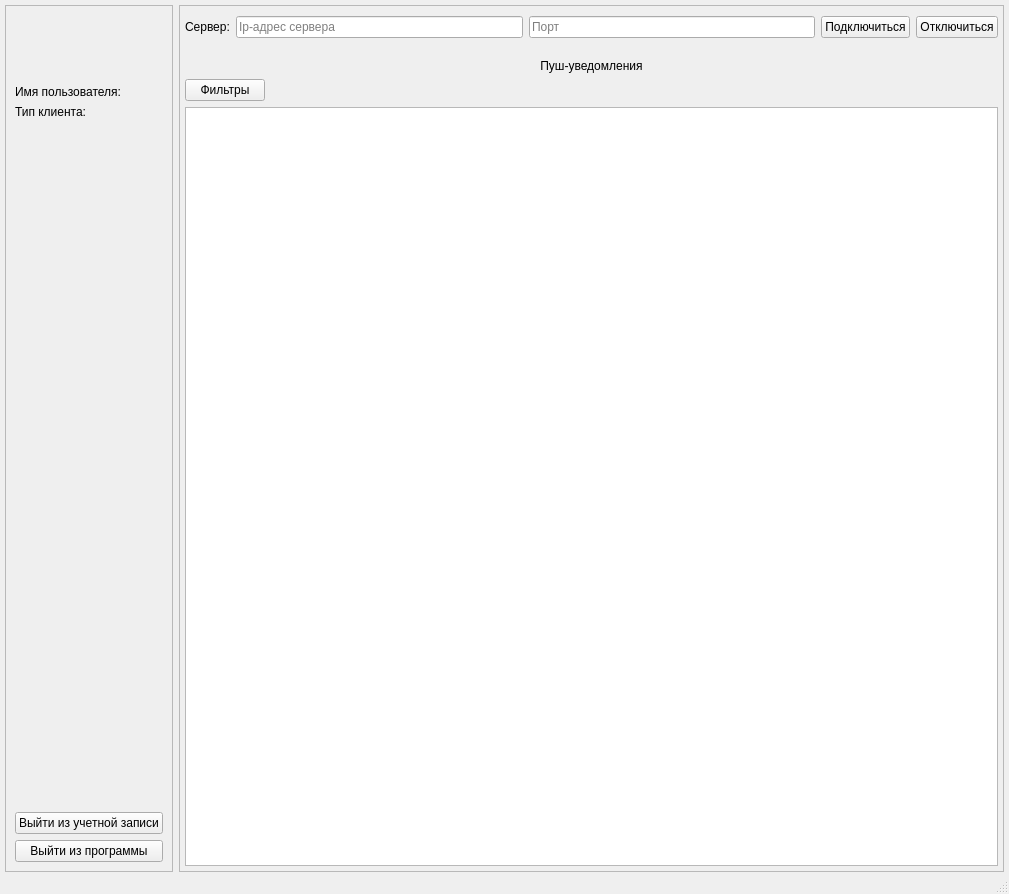
Old version of the form client_gui/ui/mainwindow.ui in the repository Kontactor/Push-Service.
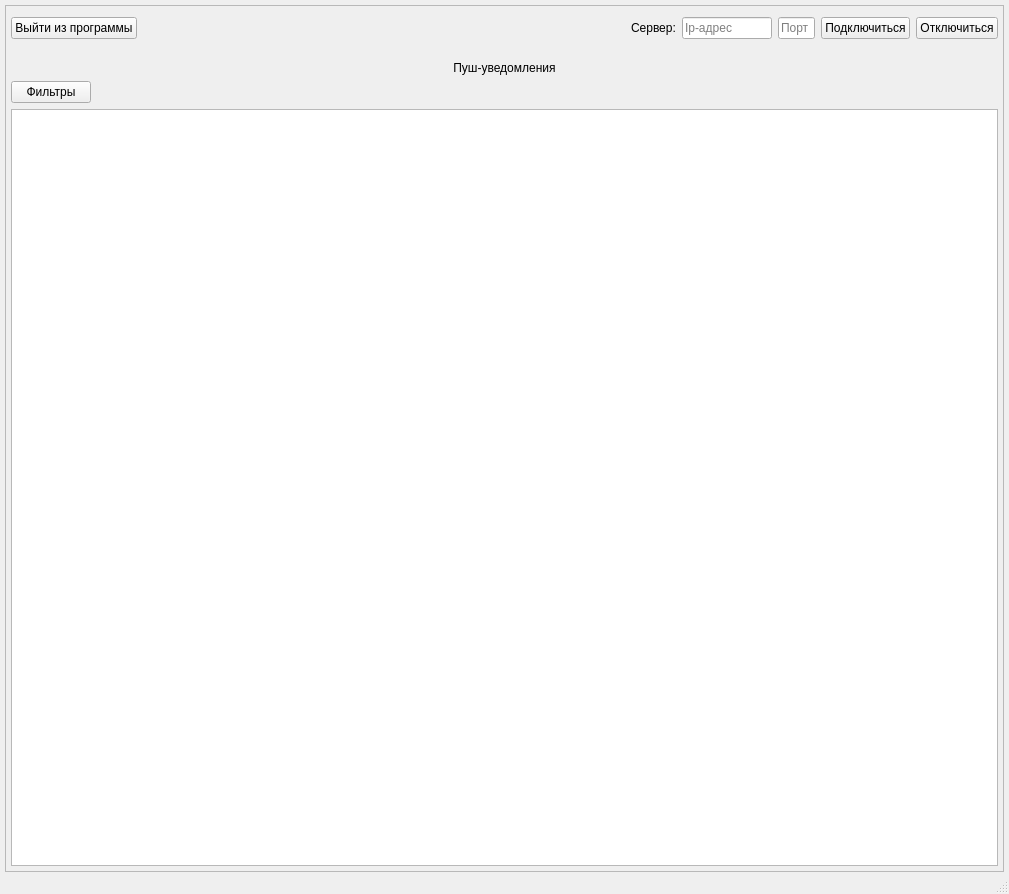
New version of the form. Icons and pictures are not drawn.

```diff
--- a/client_gui/ui/mainwindow.ui
+++ b/client_gui/ui/mainwindow.ui
@@ -33,88 +33,6 @@
     <property name="bottomMargin">
      <number>0</number>
     </property>
-    <item>
-     <widget class="QFrame" name="MenuPanel">
-      <property name="frameShape">
-       <enum>QFrame::StyledPanel</enum>
-      </property>
-      <property name="frameShadow">
-       <enum>QFrame::Raised</enum>
-      </property>
-      <layout class="QVBoxLayout" name="verticalLayout">
-       <item>
-        <layout class="QHBoxLayout" name="horizontalLayout_2">
-         <item>
-          <widget class="QLabel" name="lblUserLogo">
-           <property name="minimumSize">
-            <size>
-             <width>64</width>
-             <height>64</height>
-            </size>
-           </property>
-           <property name="maximumSize">
-            <size>
-             <width>64</width>
-             <height>64</height>
-            </size>
-           </property>
-           <property name="text">
-            <string/>
-           </property>
-           <property name="pixmap">
-            <pixmap resource="../resource.qrc">:/img/Resources/account.png</pixmap>
-           </property>
-           <property name="scaledContents">
-            <bool>true</bool>
-           </property>
-          </widget>
-         </item>
-        </layout>
-       </item>
-       <item>
-        <widget class="QLabel" name="lblUsername">
-         <property name="text">
-          <string>Имя пользователя:</string>
-         </property>
-        </widget>
-       </item>
-       <item>
-        <widget class="QLabel" name="lblClientType">
-         <property name="text">
-          <string>Тип клиента:</string>
-         </property>
-        </widget>
-       </item>
-       <item>
-        <spacer name="verticalSpacer">
-         <property name="orientation">
-          <enum>Qt::Vertical</enum>
-         </property>
-         <property name="sizeHint" stdset="0">
-          <size>
-           <width>20</width>
-           <height>40</height>
-          </size>
-         </property>
-        </spacer>
-       </item>
-       <item>
-        <widget class="QPushButton" name="btnLogOut">
-         <property name="text">
-          <string>Выйти из учетной записи</string>
-         </property>
-        </widget>
-       </item>
-       <item>
-        <widget class="QPushButton" name="btnExit">
-         <property name="text">
-          <string>Выйти из программы</string>
-         </property>
-        </widget>
-       </item>
-      </layout>
-     </widget>
-    </item>
     <item>
      <widget class="QFrame" name="MainView">
       <property name="frameShape">
@@ -158,6 +76,45 @@
            <property name="bottomMargin">
             <number>10</number>
            </property>
+           <item>
+            <widget class="QPushButton" name="btnExit">
+             <property name="text">
+              <string>Выйти из программы</string>
+             </property>
+            </widget>
+           </item>
+           <item>
+            <spacer name="horizontalSpacer">
+             <property name="orientation">
+              <enum>Qt::Orientation::Horizontal</enum>
+             </property>
+             <property name="sizeHint" stdset="0">
+              <size>
+               <width>40</width>
+               <height>20</height>
+              </size>
+             </property>
+            </spacer>
+           </item>
+           <item>
+            <widget class="QLabel" name="label_connection_status">
+             <property name="minimumSize">
+              <size>
+               <width>24</width>
+               <height>24</height>
+              </size>
+             </property>
+             <property name="maximumSize">
+              <size>
+               <width>24</width>
+               <height>24</height>
+              </size>
+             </property>
+             <property name="text">
+              <string/>
+             </property>
+            </widget>
+           </item>
            <item>
             <widget class="QLabel" name="lblServerAdress">
              <property name="text">
@@ -167,19 +124,49 @@
            </item>
            <item>
             <widget class="QLineEdit" name="leServerAddress">
+             <property name="sizePolicy">
+              <sizepolicy hsizetype="Fixed" vsizetype="Fixed">
+               <horstretch>0</horstretch>
+               <verstretch>0</verstretch>
+              </sizepolicy>
+             </property>
+             <property name="maximumSize">
+              <size>
+               <width>90</width>
+               <height>16777215</height>
+              </size>
+             </property>
              <property name="inputMask">
               <string/>
              </property>
+             <property name="text">
+              <string/>
+             </property>
              <property name="maxLength">
               <number>15</number>
              </property>
              <property name="placeholderText">
-              <string>Ip-адрес сервера</string>
+              <string>Ip-адрес</string>
              </property>
             </widget>
            </item>
            <item>
             <widget class="QLineEdit" name="leServerPort">
+             <property name="sizePolicy">
+              <sizepolicy hsizetype="Fixed" vsizetype="Fixed">
+               <horstretch>0</horstretch>
+               <verstretch>0</verstretch>
+              </sizepolicy>
+             </property>
+             <property name="maximumSize">
+              <size>
+               <width>37</width>
+               <height>16777215</height>
+              </size>
+             </property>
+             <property name="text">
+              <string/>
+             </property>
              <property name="maxLength">
               <number>5</number>
              </property>
```
Left out of the diff: 14 changed lines with no effect on the pictures.
